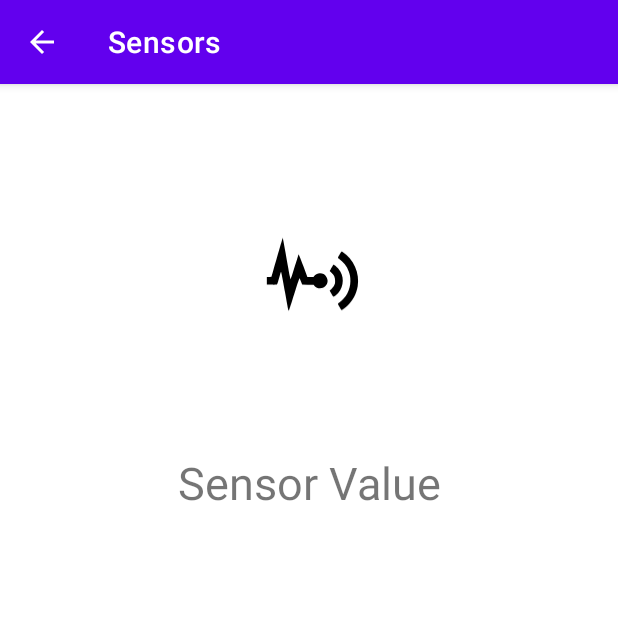
After one commit to TobiP3005/AndroidSensors, an Android app: the ProximityActivity screen opened directly, with no data from a screen before it, on a phone screen of 412 x 824 dp, the top half of it. The commit adds this screen. Run offline under Robolectric (Android 15) with nearby library versions, the phone set to English and light mode, and no system bars; our stand-ins replace data binding; 1 statement that could not run was skipped.

Commit message:
Proximity Sensor activity implemented

```diff
--- a/app/src/main/AndroidManifest.xml
+++ b/app/src/main/AndroidManifest.xml
@@ -9,6 +9,9 @@
         android:roundIcon="@mipmap/ic_launcher_round"
         android:supportsRtl="true"
         android:theme="@style/Theme.Sensors">
+        <activity android:name=".ProximityActivity"
+            android:parentActivityName=".MainActivity">
+        </activity>
         <activity android:name=".MainActivity">
             <intent-filter>
                 <action android:name="android.intent.action.MAIN" />
--- a/app/src/main/java/edu/hm/sensors/MainActivity.kt
+++ b/app/src/main/java/edu/hm/sensors/MainActivity.kt
@@ -1,7 +1,9 @@
 package edu.hm.sensors
 
+import android.content.Intent
 import androidx.appcompat.app.AppCompatActivity
 import android.os.Bundle
+import android.view.View
 import androidx.databinding.DataBindingUtil
 import edu.hm.sensors.databinding.ActivityMainBinding
 
@@ -14,5 +16,11 @@ class MainActivity : AppCompatActivity() {
 
         binding = DataBindingUtil.setContentView(this, R.layout.activity_main)
         binding.mainActivity = this
+
+    }
+
+    fun onProximityButtonClick(view: View) {
+        val intent = Intent(this@MainActivity, ProximityActivity::class.java)
+        this.startActivity(intent)
     }
 }
--- /dev/null
+++ b/app/src/main/java/edu/hm/sensors/ProximityActivity.kt
@@ -0,0 +1,59 @@
+package edu.hm.sensors
+
+import android.hardware.Sensor
+import android.hardware.SensorEvent
+import android.hardware.SensorEventListener
+import android.hardware.SensorManager
+import android.os.Bundle
+import android.widget.TextView
+import androidx.appcompat.app.ActionBar
+import androidx.appcompat.app.AppCompatActivity
+import androidx.databinding.DataBindingUtil
+import edu.hm.sensors.databinding.ActivityProximityBinding
+
+class ProximityActivity : AppCompatActivity(), SensorEventListener {
+
+    private lateinit var binding: ActivityProximityBinding
+    private lateinit var sensorManager : SensorManager
+    private lateinit var proximitySensor : Sensor
+    private lateinit var proximitySensorValue : TextView
+
+
+    override fun onCreate(savedInstanceState: Bundle?) {
+        super.onCreate(savedInstanceState)
+        setContentView(R.layout.activity_proximity)
+
+        binding = DataBindingUtil.setContentView(this, R.layout.activity_proximity)
+
+        //define instances
+        proximitySensorValue = binding.sensorValue
+        sensorManager = getSystemService(SENSOR_SERVICE) as SensorManager
+        proximitySensor = sensorManager.getDefaultSensor(Sensor.TYPE_PROXIMITY)
+    }
+
+
+    override fun onSensorChanged(event: SensorEvent?) {
+
+        //retrieve the current value of the proximity sensor
+        val currentValue: Float = event!!.values[0]
+
+        //display the retrieved value onto the textView
+        proximitySensorValue.text = currentValue.toString()
+    }
+
+    override fun onAccuracyChanged(sensor: Sensor?, accuracy: Int) {
+    }
+
+    //register the listener once the activity starts
+    override fun onStart() {
+        super.onStart()
+        sensorManager.registerListener(this, proximitySensor, SensorManager.SENSOR_DELAY_NORMAL)
+    }
+
+    //stop the sensor when the activity stops to reduce battery usage
+    override fun onStop() {
+        super.onStop()
+        sensorManager.unregisterListener(this)
+    }
+
+}
--- /dev/null
+++ b/app/src/main/res/drawable/ic_proximity.xml
@@ -0,0 +1,18 @@
+<vector xmlns:android="http://schemas.android.com/apk/res/android"
+    android:width="459dp"
+    android:height="351dp"
+    android:viewportWidth="459"
+    android:viewportHeight="351">
+  <path
+      android:pathData="M148.8,50.5c-0.9,1.5 -33.8,116.4 -33.8,118 0,0.2 -3.3,0.5 -7.2,0.7l-7.3,0.3 0,11.5 0,11.5 15.1,0.3c11.3,0.2 15.4,-0.1 16.2,-1 1,-1.3 4,-10.9 8.8,-28.6 1.5,-5.6 3,-10.2 3.4,-10.2 0.3,-0 2.8,11.8 5.4,26.2 2.6,14.5 5.4,29.7 6.2,33.8 0.8,4.1 1.9,10 2.4,13 2.4,13.1 6,33.1 7.2,39.8 0.7,4 1.7,7.1 2.2,6.9 1,-0.3 1.8,-2.6 20.9,-64 6.2,-19.6 11.6,-35.6 12.1,-35.4 0.5,0.2 2.6,4.6 4.6,9.8l3.6,9.4 17.6,0.5 17.5,0.5 2.9,3.4c7.9,9.4 24.1,9.6 33.1,0.3 8,-8.2 9,-19.5 2.6,-28.9 -4.8,-7.1 -10.4,-10.1 -19.2,-10.2 -6.6,-0.1 -12.7,2.6 -17,7.5l-3,3.4 -9.3,-0 -9.3,-0 -12.4,-33.3c-11.3,-30.3 -15.1,-39 -15.1,-34.7 0,0.8 -2,7.6 -4.4,15 -2.3,7.4 -7.6,24.2 -11.7,37.2 -4,13.1 -7.6,23.2 -8,22.5 -0.4,-0.6 -1.4,-5 -2.3,-9.7 -1.9,-10.1 -12.5,-68.5 -16.2,-89 -4.4,-24.7 -5,-27.5 -5.6,-26.5z"
+      android:fillColor="#000000"
+      android:strokeColor="#00000000"/>
+  <path
+      android:pathData="M328.3,92.2c-2.5,3.1 -10.3,16.8 -10.3,18 0,0.7 1.7,2.4 3.7,3.8 12.6,8.5 23.6,22.6 29.2,37.5 4.1,11 5.3,17.9 5.3,30.4 -0.1,26.8 -13,51.5 -34.5,66.1 -2,1.4 -3.7,3.1 -3.7,3.9 0,1.4 9.5,17.7 10.9,18.5 1.2,0.8 10.3,-5.8 17.6,-12.6 16.9,-15.7 27.9,-36.3 32,-59.8 7,-39.7 -12.5,-83.8 -46.6,-105.4 -2.1,-1.3 -2.8,-1.4 -3.6,-0.4z"
+      android:fillColor="#000000"
+      android:strokeColor="#00000000"/>
+  <path
+      android:pathData="M301.7,135.7c-1.3,2.1 -3.8,6.4 -5.6,9.6l-3.3,5.8 5.5,5c8.1,7.2 11,13.9 11.1,24.9 0,7.6 -0.3,9.1 -3.1,14.6 -2,3.7 -5.3,8 -8.4,10.7l-5.2,4.5 5.2,9.1c2.9,5 5.6,9.3 6.2,9.6 1.4,0.9 9.2,-4.9 14.6,-10.9 18.7,-21.1 19,-53.6 0.7,-74.4 -4.6,-5.2 -12.9,-12.2 -14.5,-12.2 -0.5,-0 -1.9,1.7 -3.2,3.7z"
+      android:fillColor="#000000"
+      android:strokeColor="#00000000"/>
+</vector>
--- a/app/src/main/res/layout/activity_main.xml
+++ b/app/src/main/res/layout/activity_main.xml
@@ -15,5 +15,12 @@
         android:gravity="center"
         tools:context=".MainActivity">
 
+        <Button
+            android:id="@+id/proximity_button"
+            android:layout_width="wrap_content"
+            android:layout_height="wrap_content"
+            android:onClick="@{(view) -> mainActivity.onProximityButtonClick(view)}"
+            android:text="Proximity" />
+
     </LinearLayout>
 </layout>
--- /dev/null
+++ b/app/src/main/res/layout/activity_proximity.xml
@@ -0,0 +1,44 @@
+<?xml version="1.0" encoding="utf-8"?>
+<layout xmlns:android="http://schemas.android.com/apk/res/android"
+    xmlns:app="http://schemas.android.com/apk/res-auto">
+
+    <data>
+
+    </data>
+
+    <androidx.constraintlayout.widget.ConstraintLayout
+        android:layout_width="match_parent"
+        android:layout_height="match_parent">
+
+        <ImageView
+            android:id="@+id/imageView"
+            android:layout_width="100dp"
+            android:layout_height="100dp"
+            android:layout_marginTop="80dp"
+            app:layout_constraintEnd_toEndOf="parent"
+            app:layout_constraintStart_toStartOf="parent"
+            app:layout_constraintTop_toTopOf="parent"
+            app:srcCompat="@drawable/ic_proximity" />
+
+        <TextView
+            android:id="@+id/sensor_textView"
+            android:layout_width="wrap_content"
+            android:layout_height="wrap_content"
+            android:layout_marginTop="65dp"
+            android:text="Sensor Value"
+            android:textSize="30sp"
+            app:layout_constraintEnd_toEndOf="parent"
+            app:layout_constraintStart_toStartOf="parent"
+            app:layout_constraintTop_toBottomOf="@+id/imageView" />
+
+        <TextView
+            android:id="@+id/sensor_value"
+            android:layout_width="wrap_content"
+            android:layout_height="wrap_content"
+            android:layout_marginTop="5dp"
+            android:textSize="30sp"
+            app:layout_constraintEnd_toEndOf="parent"
+            app:layout_constraintStart_toStartOf="parent"
+            app:layout_constraintTop_toBottomOf="@+id/sensor_textView" />
+    </androidx.constraintlayout.widget.ConstraintLayout>
+</layout>
```
